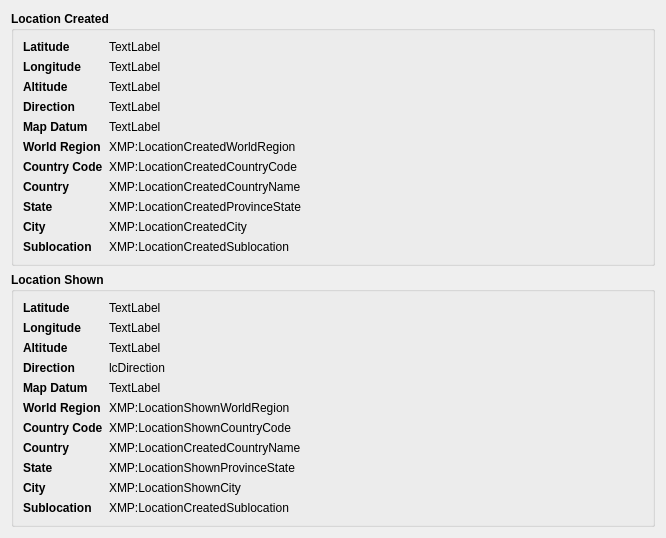
This is krbkacd/MetadataLocation.ui in rbbrnc/krbkACD as Qt 5 draws it before an edit. The edited form follows.
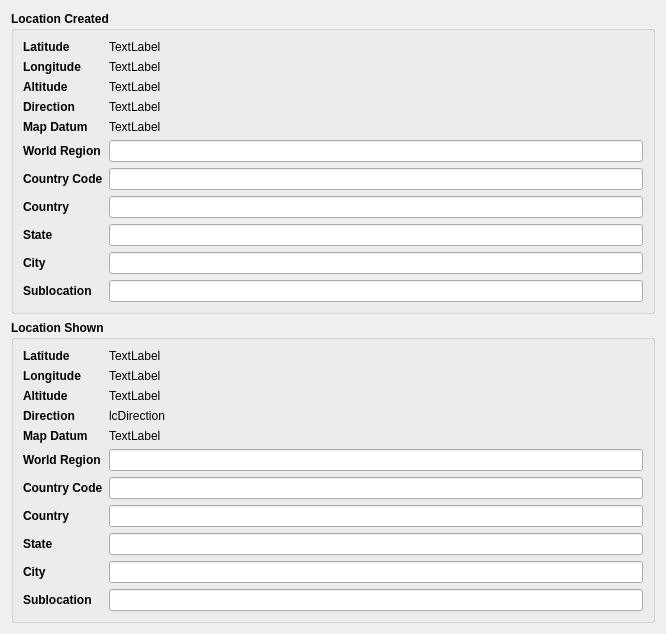
This is the edited form.

Commit message: Use lineedit for editable locations

```diff
--- a/krbkacd/MetadataLocation.ui
+++ b/krbkacd/MetadataLocation.ui
@@ -7,7 +7,7 @@
     <x>0</x>
     <y>0</y>
     <width>666</width>
-    <height>524</height>
+    <height>552</height>
    </rect>
   </property>
   <property name="windowTitle">
@@ -236,83 +236,23 @@
           </property>
          </widget>
         </item>
-        <item row="6" column="1">
-         <widget class="QLabel" name="lcCountryCode">
-          <property name="font">
-           <font>
-            <weight>50</weight>
-            <bold>false</bold>
-           </font>
-          </property>
-          <property name="text">
-           <string>XMP:LocationCreatedCountryCode</string>
-          </property>
-         </widget>
-        </item>
         <item row="10" column="1">
-         <widget class="QLabel" name="lcSublocation">
-          <property name="font">
-           <font>
-            <weight>50</weight>
-            <bold>false</bold>
-           </font>
-          </property>
-          <property name="text">
-           <string>XMP:LocationCreatedSublocation</string>
-          </property>
-         </widget>
+         <widget class="QLineEdit" name="lcSublocation"/>
+        </item>
+        <item row="9" column="1">
+         <widget class="QLineEdit" name="lcCity"/>
+        </item>
+        <item row="8" column="1">
+         <widget class="QLineEdit" name="lcProvinceState"/>
         </item>
         <item row="7" column="1">
-         <widget class="QLabel" name="lcCountryName">
-          <property name="font">
-           <font>
-            <weight>50</weight>
-            <bold>false</bold>
-           </font>
-          </property>
-          <property name="text">
-           <string>XMP:LocationCreatedCountryName</string>
-          </property>
-         </widget>
+         <widget class="QLineEdit" name="lcCountryName"/>
+        </item>
+        <item row="6" column="1">
+         <widget class="QLineEdit" name="lcCountryCode"/>
         </item>
         <item row="5" column="1">
-         <widget class="QLabel" name="lcWorldRegion">
-          <property name="font">
-           <font>
-            <weight>50</weight>
-            <bold>false</bold>
-           </font>
-          </property>
-          <property name="text">
-           <string>XMP:LocationCreatedWorldRegion</string>
-          </property>
-         </widget>
-        </item>
-        <item row="8" column="1">
-         <widget class="QLabel" name="lcProvinceState">
-          <property name="font">
-           <font>
-            <weight>50</weight>
-            <bold>false</bold>
-           </font>
-          </property>
-          <property name="text">
-           <string>XMP:LocationCreatedProvinceState</string>
-          </property>
-         </widget>
-        </item>
-        <item row="9" column="1">
-         <widget class="QLabel" name="lcCity">
-          <property name="font">
-           <font>
-            <weight>50</weight>
-            <bold>false</bold>
-           </font>
-          </property>
-          <property name="text">
-           <string>XMP:LocationCreatedCity</string>
-          </property>
-         </widget>
+         <widget class="QLineEdit" name="lcWorldRegion"/>
         </item>
        </layout>
       </item>
@@ -541,83 +481,23 @@
           </property>
          </widget>
         </item>
-        <item row="6" column="1">
-         <widget class="QLabel" name="lsCountryCode">
-          <property name="font">
-           <font>
-            <weight>50</weight>
-            <bold>false</bold>
-           </font>
-          </property>
-          <property name="text">
-           <string>XMP:LocationShownCountryCode</string>
-          </property>
-         </widget>
-        </item>
         <item row="10" column="1">
-         <widget class="QLabel" name="lsSublocation">
-          <property name="font">
-           <font>
-            <weight>50</weight>
-            <bold>false</bold>
-           </font>
-          </property>
-          <property name="text">
-           <string>XMP:LocationCreatedSublocation</string>
-          </property>
-         </widget>
+         <widget class="QLineEdit" name="lsSublocation"/>
+        </item>
+        <item row="9" column="1">
+         <widget class="QLineEdit" name="lsCity"/>
+        </item>
+        <item row="8" column="1">
+         <widget class="QLineEdit" name="lsProvinceState"/>
         </item>
         <item row="7" column="1">
-         <widget class="QLabel" name="lsCountryName">
-          <property name="font">
-           <font>
-            <weight>50</weight>
-            <bold>false</bold>
-           </font>
-          </property>
-          <property name="text">
-           <string>XMP:LocationCreatedCountryName</string>
-          </property>
-         </widget>
+         <widget class="QLineEdit" name="lsCountryName"/>
+        </item>
+        <item row="6" column="1">
+         <widget class="QLineEdit" name="lsCountryCode"/>
         </item>
         <item row="5" column="1">
-         <widget class="QLabel" name="lsWorldRegion">
-          <property name="font">
-           <font>
-            <weight>50</weight>
-            <bold>false</bold>
-           </font>
-          </property>
-          <property name="text">
-           <string>XMP:LocationShownWorldRegion</string>
-          </property>
-         </widget>
-        </item>
-        <item row="8" column="1">
-         <widget class="QLabel" name="lsProvinceState">
-          <property name="font">
-           <font>
-            <weight>50</weight>
-            <bold>false</bold>
-           </font>
-          </property>
-          <property name="text">
-           <string>XMP:LocationShownProvinceState</string>
-          </property>
-         </widget>
-        </item>
-        <item row="9" column="1">
-         <widget class="QLabel" name="lsCity">
-          <property name="font">
-           <font>
-            <weight>50</weight>
-            <bold>false</bold>
-           </font>
-          </property>
-          <property name="text">
-           <string>XMP:LocationShownCity</string>
-          </property>
-         </widget>
+         <widget class="QLineEdit" name="lsWorldRegion"/>
         </item>
        </layout>
       </item>
```
